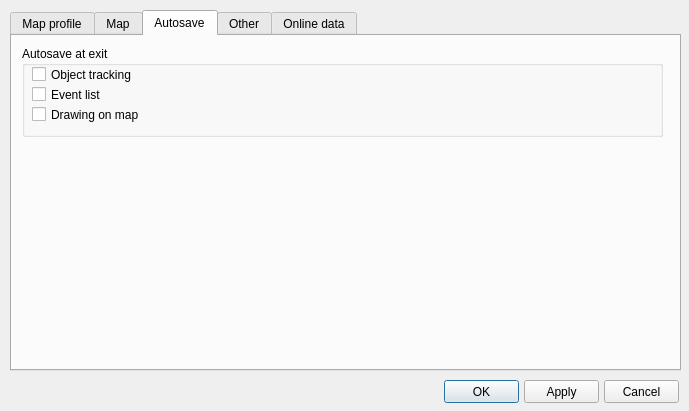
The window that csetting.ui (PavelMr/skytechx) describes before a commit, drawn with Qt 5.
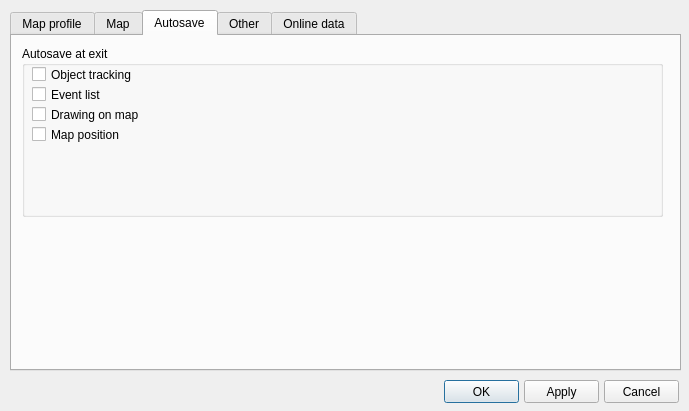
The same window after the commit. The open tabs and pages were chosen to show the change. Custom widgets are drawn as their Qt base class.

Commit message: Add saving map position

```diff
--- a/csetting.ui
+++ b/csetting.ui
@@ -3612,7 +3612,7 @@
        <x>10</x>
        <y>10</y>
        <width>641</width>
-       <height>91</height>
+       <height>171</height>
       </rect>
      </property>
      <property name="title">
@@ -3657,6 +3657,19 @@
        <string>Drawing on map</string>
       </property>
      </widget>
+     <widget class="QCheckBox" name="checkBox_12">
+      <property name="geometry">
+       <rect>
+        <x>10</x>
+        <y>80</y>
+        <width>201</width>
+        <height>17</height>
+       </rect>
+      </property>
+      <property name="text">
+       <string>Map position</string>
+      </property>
+     </widget>
     </widget>
    </widget>
    <widget class="QWidget" name="tab_6">
```
The commit also changes 5 other files.
